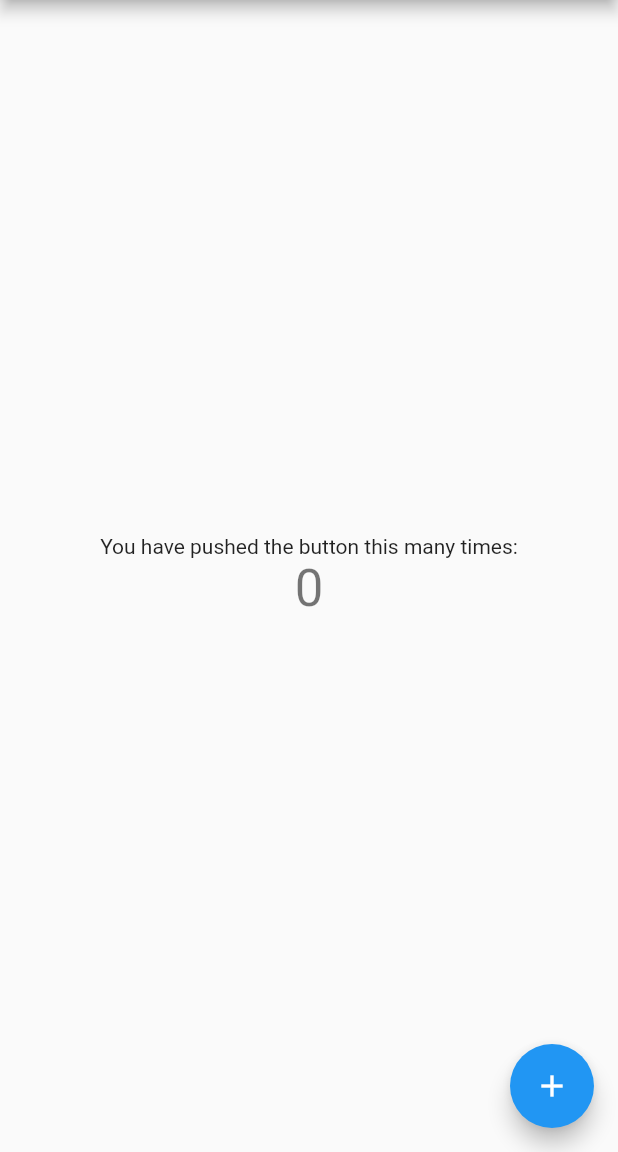
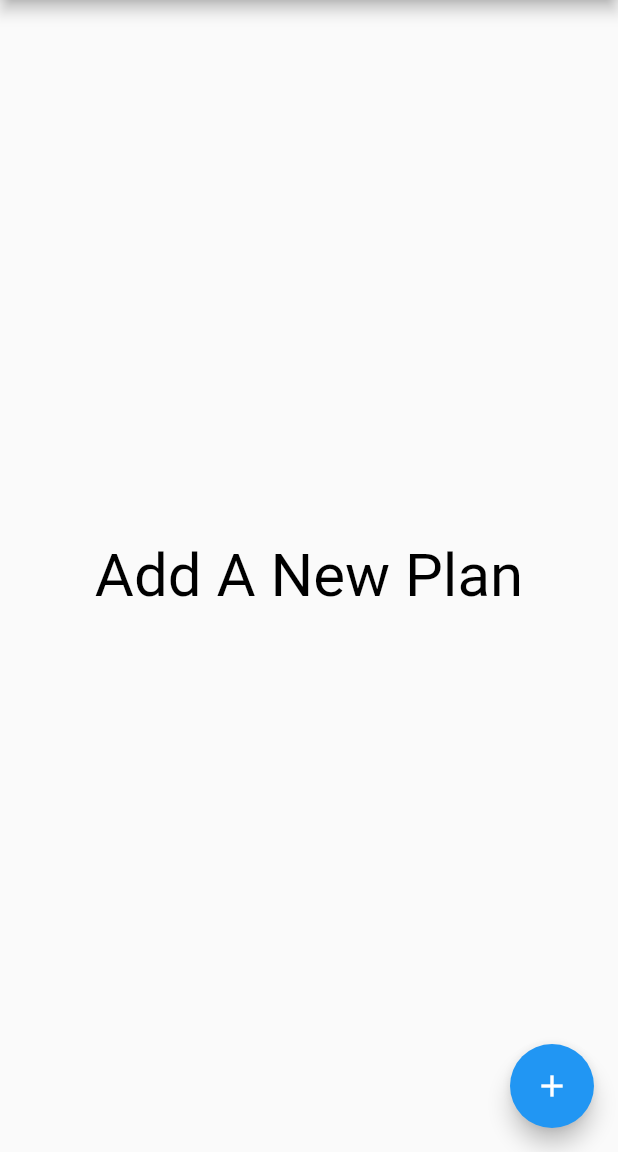
Before and after one commit to jyzgo/Gymo, a Flutter app: the screen it shows after launch, on a phone screen of 412 x 824 dp, the part 84-1236 px from its top. Run offline on Flutter 3.47's test engine with Material 2 defaults, Android fonts, the phone set to English and light mode, and no system bars.

Commit message:
get data back from new plan page

```diff
--- a/lib/main.dart
+++ b/lib/main.dart
@@ -1,5 +1,8 @@
+import 'dart:io';
+
 import 'package:flutter/material.dart';
 import './NewPlan.dart';
+import './utils/FileManager.dart';
 
 void main() => runApp(MyApp());
 
@@ -26,12 +29,36 @@ class MyHomePage extends StatefulWidget {
 }
 
 class _MyHomePageState extends State<MyHomePage> {
-  int _counter = 0;
+  static const String JSON_FILE = 'gymo.json';
+  static const String ARRAY_KEY = 'arrays';
+  static const String TITLE_KEY = 'title';
+  List<Map<String, dynamic>> _plans;
+  _MyHomePageState() {
+    _loadFile();
+  }
 
-  void _incrementCounter() {
-    setState(() {
-      _counter++;
-    });
+  _loadFile() async {
+    var file = File(JSON_FILE);
+    if (await file.exists()) {
+      FileManager().readJson(JSON_FILE).then((mainMap) => {
+            setState(() {
+              print('read done');
+              if (mainMap[ARRAY_KEY] == null) {
+                mainMap[ARRAY_KEY] = List<Map<String, dynamic>>();
+              }
+              _plans = mainMap[ARRAY_KEY];
+            })
+          });
+    } else {
+      _plans = List<Map<String, dynamic>>();
+    }
+  }
+
+  List<Widget> _cellList() {
+    if (_plans == null) {
+      return <Widget>[];
+    }
+    return _plans.map((plan) => ListTile(title: plan[TITLE_KEY])).toList();
   }
 
   @override
@@ -49,22 +76,20 @@ class _MyHomePageState extends State<MyHomePage> {
         ],
       ),
       body: Center(
-        child: Column(
-          mainAxisAlignment: MainAxisAlignment.center,
-          children: <Widget>[
-            Text(
-              'You have pushed the button this many times:',
-            ),
-            Text(
-              '$_counter',
-              style: Theme.of(context).textTheme.display1,
-            ),
-          ],
-        ),
-      ),
+          child: _plans != null && _plans.length != 0
+              ? ListView(
+                  children: _cellList(),
+                )
+              : Text('Add A New Plan',
+                  style: TextStyle(fontSize: 40, color: Colors.black))),
       floatingActionButton: FloatingActionButton(
         onPressed: () {
-          Navigator.of(context).push(new NewPlanRoute());
+          Navigator.push(context,
+                  MaterialPageRoute(builder: (context) => NewPlanPage()))
+              .then((v) => {print('return is $v')});
+
+          // NewPlanRoute())
+          //     .then((value) => {print('value is $value')});
         },
         tooltip: 'Increment',
         child: Icon(Icons.add),
--- a/pubspec.yaml
+++ b/pubspec.yaml
@@ -19,6 +19,7 @@ environment:
 dependencies:
   flutter:
     sdk: flutter
+  path_provider: ^0.5.0
 
   # The following adds the Cupertino Icons font to your application.
   # Use with the CupertinoIcons class for iOS style icons.
```
Also changed, not shown: lib/NewPlan.dart (+12 -20 lines), lib/utils/FileManager.dart (added, +70 -0 lines), flutter_01.png (added), pubspec.lock.
